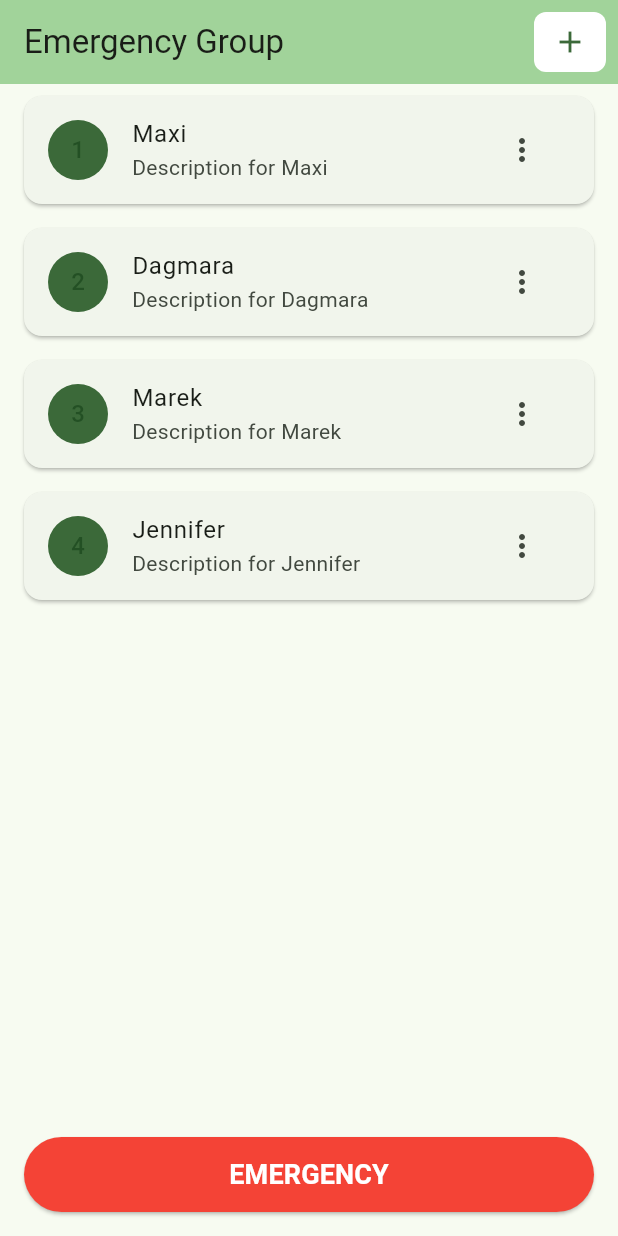
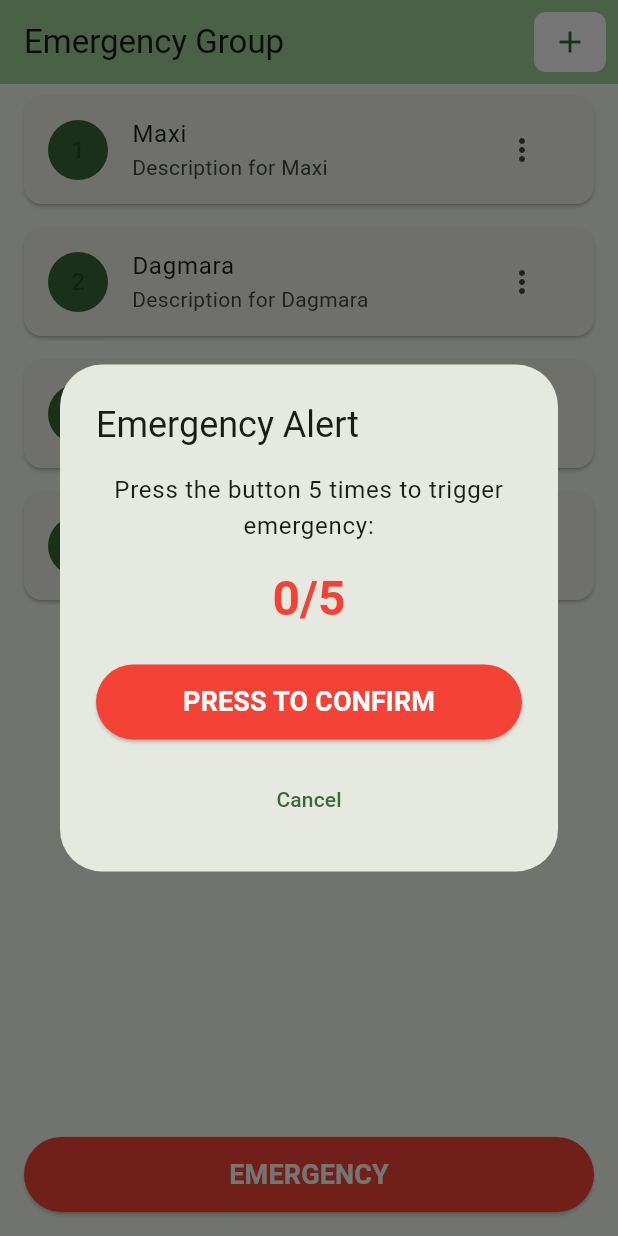
Before and after one commit to andrzejSulkowski/community-emergency, a Flutter app: the screen it shows after launch, after a tap on "EMERGENCY", on a phone screen of 412 x 824 dp. Run offline on Flutter 3.47's test engine with Material 3 defaults, Android fonts, the phone set to English and light mode, and no system bars.

Commit message:
emergency state screen

```diff
--- /dev/null
+++ b/lib/features/home/presentation/widgets/emergency_dialog.dart
@@ -0,0 +1,83 @@
+import 'package:flutter/material.dart';
+import '../screens/emergency_state_screen.dart';
+
+class EmergencyDialog extends StatefulWidget {
+  const EmergencyDialog({super.key});
+
+  @override
+  State<EmergencyDialog> createState() => _EmergencyDialogState();
+}
+
+class _EmergencyDialogState extends State<EmergencyDialog> {
+  int _pressCount = 0;
+  DateTime? _lastPressTime;
+
+  void _handleEmergencyPress() {
+    final now = DateTime.now();
+
+    // Reset count if more than 2 seconds have passed since last press
+    if (_lastPressTime != null &&
+        now.difference(_lastPressTime!) > const Duration(seconds: 2)) {
+      setState(() {
+        _pressCount = 0;
+      });
+    }
+
+    setState(() {
+      _pressCount++;
+      _lastPressTime = now;
+    });
+
+    if (_pressCount >= 5) {
+      Navigator.of(context).pop(); // Close the dialog
+      Navigator.of(context).push(
+        MaterialPageRoute(builder: (context) => const EmergencyStateScreen()),
+      );
+    }
+  }
+
+  @override
+  Widget build(BuildContext context) {
+    return AlertDialog(
+      title: const Text('Emergency Alert'),
+      content: Column(
+        mainAxisSize: MainAxisSize.min,
+        children: [
+          Text(
+            'Press the button 5 times to trigger emergency:',
+            style: Theme.of(context).textTheme.bodyLarge,
+            textAlign: TextAlign.center,
+          ),
+          const SizedBox(height: 16),
+          Text(
+            '$_pressCount/5',
+            style: Theme.of(context).textTheme.headlineLarge?.copyWith(
+              color: Colors.red,
+              fontWeight: FontWeight.bold,
+            ),
+          ),
+          const SizedBox(height: 24),
+          ElevatedButton(
+            onPressed: _handleEmergencyPress,
+            style: ElevatedButton.styleFrom(
+              backgroundColor: Colors.red,
+              foregroundColor: Colors.white,
+              minimumSize: const Size(double.infinity, 50),
+            ),
+            child: const Text(
+              'PRESS TO CONFIRM',
+              style: TextStyle(fontSize: 18, fontWeight: FontWeight.bold),
+            ),
+          ),
+          const SizedBox(height: 16),
+          TextButton(
+            onPressed: () {
+              Navigator.of(context).pop();
+            },
+            child: const Text('Cancel'),
+          ),
+        ],
+      ),
+    );
+  }
+}
--- a/lib/features/home/presentation/widgets/emergency_footer.dart
+++ b/lib/features/home/presentation/widgets/emergency_footer.dart
@@ -1,4 +1,5 @@
 import 'package:flutter/material.dart';
+import 'emergency_dialog.dart';
 
 class EmergencyFooter extends StatelessWidget {
   const EmergencyFooter({super.key});
@@ -9,7 +10,11 @@ class EmergencyFooter extends StatelessWidget {
       padding: const EdgeInsets.all(16.0),
       child: ElevatedButton(
         onPressed: () {
-          // TODO: Implement emergency action
+          showDialog(
+            context: context,
+            barrierDismissible: true,
+            builder: (context) => const EmergencyDialog(),
+          );
         },
         style: ElevatedButton.styleFrom(
           backgroundColor: Colors.red,
```
Also changed, not shown: lib/features/home/presentation/screens/emergency_state_screen.dart (added, +93 -0 lines).
